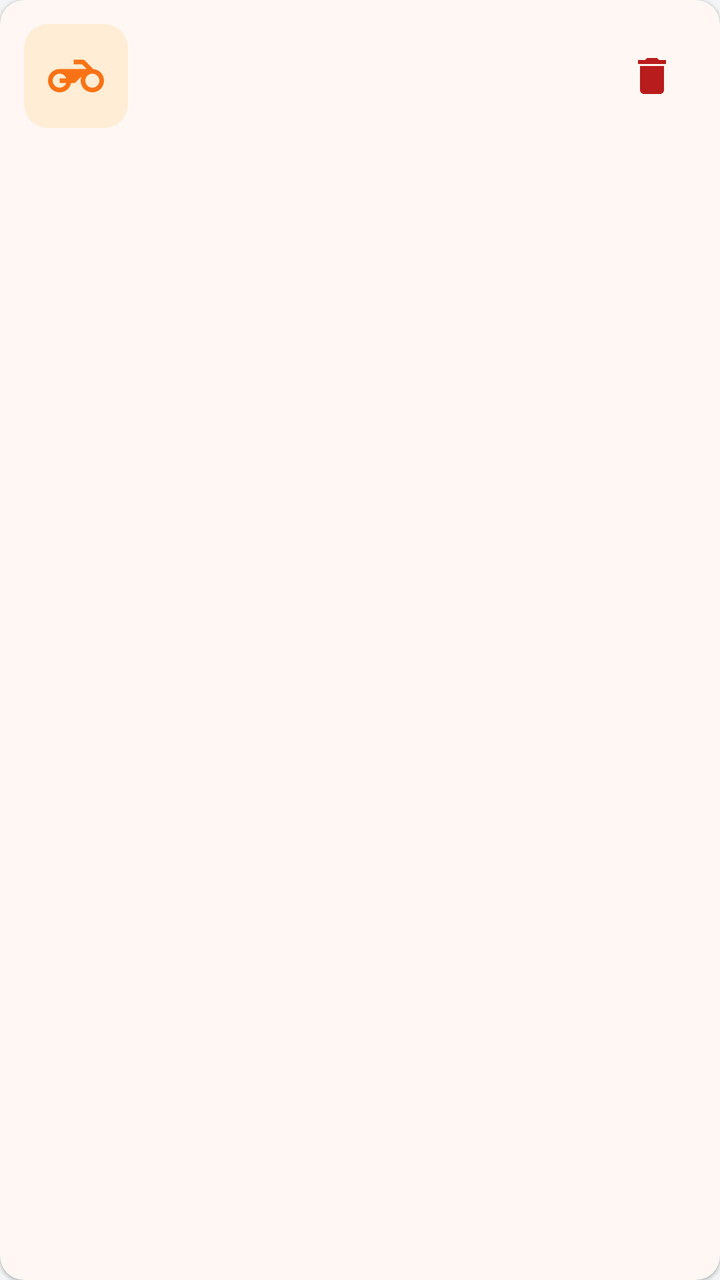
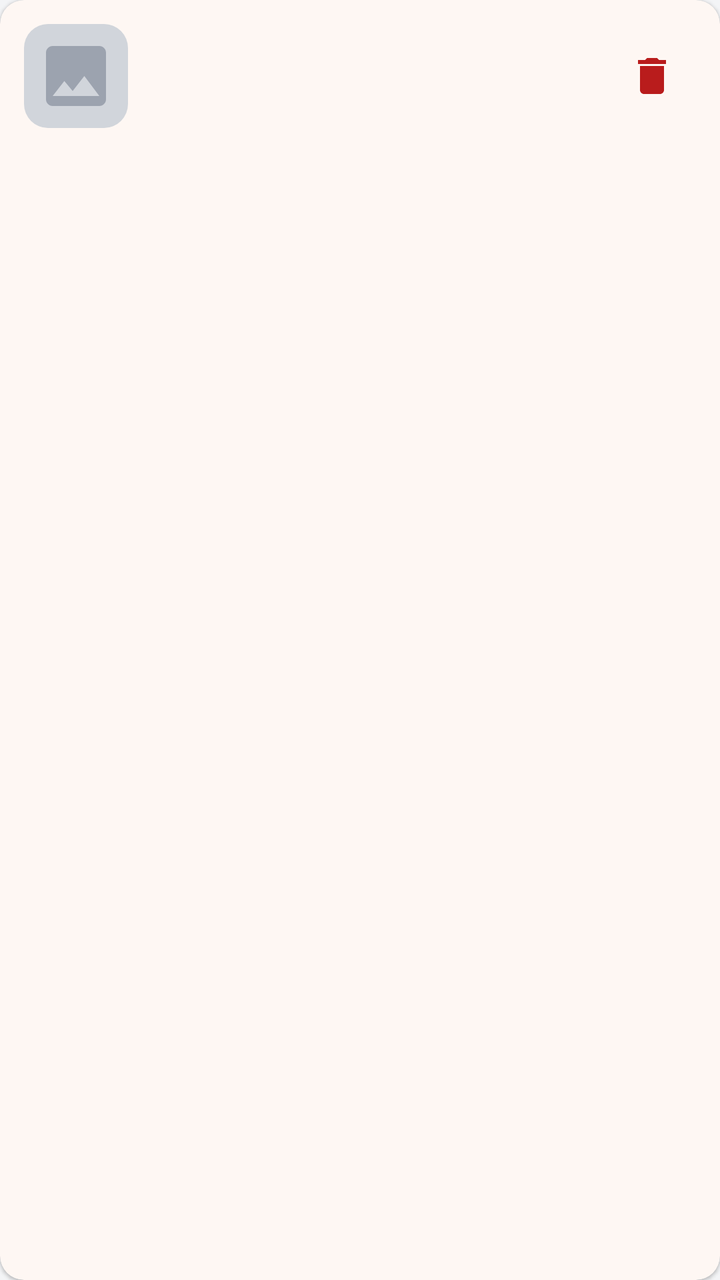

Screens rendered from an Android XML layout before and after an edit, with the pre-edit source and the edit as a unified diff.
<!-- AndroidManifest.xml: application theme Theme.MotoMarket -->
<!-- res/layout/item_carrito.xml -->
<?xml version="1.0" encoding="utf-8"?>
<com.google.android.material.card.MaterialCardView xmlns:android="http://schemas.android.com/apk/res/android"
    xmlns:app="http://schemas.android.com/apk/res-auto"
    android:layout_width="match_parent"
    android:layout_height="wrap_content"
    android:layout_margin="@dimen/espacio_xs">

    <LinearLayout
        android:layout_width="match_parent"
        android:layout_height="wrap_content"
        android:gravity="center_vertical"
        android:orientation="horizontal"
        android:padding="@dimen/espacio_m">

        <ImageView
            android:layout_width="@dimen/miniatura_item"
            android:layout_height="@dimen/miniatura_item"
            android:background="@drawable/bg_icono_suave"
            android:contentDescription="@null"
            android:padding="@dimen/espacio_m"
            android:src="@drawable/ic_moto"
            app:tint="@color/naranja_primario" />

        <LinearLayout
            android:layout_width="0dp"
            android:layout_height="wrap_content"
            android:layout_marginStart="@dimen/espacio_m"
            android:layout_weight="1"
            android:orientation="vertical">

            <TextView
                android:id="@+id/tvNombre"
                style="@style/MotoMarket.Text.Nombre"
                android:layout_width="wrap_content"
                android:layout_height="wrap_content" />

            <TextView
                android:id="@+id/tvCantidadPrecio"
                style="@style/MotoMarket.Text.Secundario"
                android:layout_width="wrap_content"
                android:layout_height="wrap_content"
                android:layout_marginTop="@dimen/espacio_xs" />
        </LinearLayout>

        <ImageButton
            android:id="@+id/btnEliminar"
            android:layout_width="@dimen/avatar"
            android:layout_height="@dimen/avatar"
            android:background="?attr/selectableItemBackgroundBorderless"
            android:contentDescription="@string/cd_eliminar_producto"
            android:src="@drawable/ic_delete"
            app:tint="@color/chip_rojo_texto" />
    </LinearLayout>

</com.google.android.material.card.MaterialCardView>
<!-- resources referenced by this layout -->
<resources>
  <color name="chip_rojo_texto">#B91C1C</color>
  <color name="naranja_primario">#F97316</color>
  <dimen name="avatar">44dp</dimen>
  <dimen name="espacio_m">12dp</dimen>
  <dimen name="espacio_xs">4dp</dimen>
  <dimen name="miniatura_item">52dp</dimen>
  <!-- drawable bg_icono_suave (drawable) -->
  <shape xmlns:android="http://schemas.android.com/apk/res/android"
      android:shape="rectangle">
      <solid android:color="@color/naranja_suave" />
      <corners android:radius="@dimen/radio_esquina" />
  </shape>
  <!-- drawable ic_moto (drawable) -->
  <vector xmlns:android="http://schemas.android.com/apk/res/android"
      android:width="24dp"
      android:height="24dp"
      android:viewportWidth="24"
      android:viewportHeight="24">
      <path
          android:fillColor="@color/texto_principal"
          android:pathData="M19.44,9.03L15.41,5H11v2h3.59l2,2H5c-2.8,0 -5,2.2 -5,5s2.2,5 5,5c2.46,0 4.45,-1.69 4.9,-4h1.65l2.77,-2.77c-0.21,0.54 -0.32,1.14 -0.32,1.77 0,2.8 2.2,5 5,5s5,-2.2 5,-5c0,-2.65 -1.97,-4.77 -4.56,-4.97zM7.82,15C7.4,16.15 6.28,17 5,17c-1.63,0 -3,-1.37 -3,-3s1.37,-3 3,-3c1.28,0 2.4,0.85 2.82,2H5v2h2.82zM19,17c-1.66,0 -3,-1.34 -3,-3s1.34,-3 3,-3 3,1.34 3,3 -1.34,3 -3,3z" />
  </vector>
  <string name="cd_eliminar_producto">Eliminar del carrito</string>
  <style name="MotoMarket.Text.Nombre">
          <item name="android:textStyle">bold</item>
      </style>
  <style name="MotoMarket.Text.Secundario">
          <item name="android:textColor">@color/texto_secundario</item>
          <item name="android:textSize">@dimen/texto_s</item>
      </style>
  <style name="Theme.MotoMarket" parent="Base.Theme.MotoMarket" />
  <color name="naranja_suave">#FFEDD5</color>
  <dimen name="radio_esquina">12dp</dimen>
  <color name="texto_principal">#111111</color>
  <color name="texto_secundario">#6B7280</color>
  <dimen name="texto_s">13sp</dimen>
  <color name="blanco">#FFFFFF</color>
  <color name="naranja_oscuro">#EA580C</color>
  <color name="gris_oscuro">#1F2937</color>
  <color name="fondo">#F3F4F6</color>
  <color name="borde">#E5E7EB</color>
  <style name="MotoMarket.BottomNav" parent="Widget.Material3.BottomNavigationView">
          <item name="backgroundTint">@color/blanco</item>
          <item name="itemIconTint">@color/selector_nav_item</item>
          <item name="itemTextColor">@color/selector_nav_item</item>
          <item name="android:elevation">@dimen/espacio_s</item>
      </style>
  <style name="MotoMarket.Card" parent="Widget.Material3.CardView.Elevated">
          <item name="cardBackgroundColor">@color/blanco</item>
          <item name="cardCornerRadius">@dimen/radio_esquina</item>
          <item name="cardElevation">@dimen/elevacion_tarjeta</item>
      </style>
  <style name="MotoMarket.Radio" parent="Widget.Material3.CompoundButton.RadioButton">
          <item name="android:textColor">@color/texto_principal</item>
          <item name="android:textSize">@dimen/texto_m</item>
      </style>
  <!-- drawable bg_boton_naranja (drawable) -->
  <ripple xmlns:android="http://schemas.android.com/apk/res/android"
      android:color="@color/naranja_oscuro">
      <item>
          <shape android:shape="rectangle">
              <solid android:color="@color/naranja_primario" />
              <corners android:radius="@dimen/radio_esquina" />
          </shape>
      </item>
  </ripple>
  <dimen name="texto_m">15sp</dimen>
  <dimen name="alto_boton">52dp</dimen>
  <style name="MotoMarket.TextAppearance.ToolbarTitle" parent="TextAppearance.Material3.TitleLarge">
          <item name="android:textColor">@color/blanco</item>
          <item name="android:textStyle">bold</item>
          <item name="android:textSize">@dimen/texto_titulo</item>
      </style>
  <dimen name="espacio_s">8dp</dimen>
  <dimen name="elevacion_tarjeta">1dp</dimen>
  <dimen name="texto_titulo">20sp</dimen>
  <!-- unchanged entries left out for length: 4 -->
</resources>

<!-- the commit's change to res/layout/item_carrito.xml (unified diff, before → after) -->
@@ -13,13 +13,12 @@
         android:padding="@dimen/espacio_m">
 
         <ImageView
+            android:id="@+id/ivImagen"
             android:layout_width="@dimen/miniatura_item"
             android:layout_height="@dimen/miniatura_item"
-            android:background="@drawable/bg_icono_suave"
+            android:background="@drawable/bg_placeholder_producto"
             android:contentDescription="@null"
-            android:padding="@dimen/espacio_m"
-            android:src="@drawable/ic_moto"
-            app:tint="@color/naranja_primario" />
+            android:scaleType="centerCrop" />
 
         <LinearLayout
             android:layout_width="0dp"
<!-- resource entries referenced after the edit -->
@@ -6,22 +6,20 @@
   <dimen name="espacio_m">12dp</dimen>
   <dimen name="espacio_xs">4dp</dimen>
   <dimen name="miniatura_item">52dp</dimen>
-  <!-- drawable bg_icono_suave (drawable) -->
-  <shape xmlns:android="http://schemas.android.com/apk/res/android"
-      android:shape="rectangle">
-      <solid android:color="@color/naranja_suave" />
-      <corners android:radius="@dimen/radio_esquina" />
-  </shape>
-  <!-- drawable ic_moto (drawable) -->
-  <vector xmlns:android="http://schemas.android.com/apk/res/android"
-      android:width="24dp"
-      android:height="24dp"
-      android:viewportWidth="24"
-      android:viewportHeight="24">
-      <path
-          android:fillColor="@color/texto_principal"
-          android:pathData="M19.44,9.03L15.41,5H11v2h3.59l2,2H5c-2.8,0 -5,2.2 -5,5s2.2,5 5,5c2.46,0 4.45,-1.69 4.9,-4h1.65l2.77,-2.77c-0.21,0.54 -0.32,1.14 -0.32,1.77 0,2.8 2.2,5 5,5s5,-2.2 5,-5c0,-2.65 -1.97,-4.77 -4.56,-4.97zM7.82,15C7.4,16.15 6.28,17 5,17c-1.63,0 -3,-1.37 -3,-3s1.37,-3 3,-3c1.28,0 2.4,0.85 2.82,2H5v2h2.82zM19,17c-1.66,0 -3,-1.34 -3,-3s1.34,-3 3,-3 3,1.34 3,3 -1.34,3 -3,3z" />
-  </vector>
+  <!-- drawable bg_placeholder_producto (drawable) -->
+  <layer-list xmlns:android="http://schemas.android.com/apk/res/android">
+      <item>
+          <shape android:shape="rectangle">
+              <solid android:color="@color/placeholder" />
+              <corners android:radius="@dimen/radio_esquina" />
+          </shape>
+      </item>
+      <item
+          android:width="@dimen/icono_l"
+          android:height="@dimen/icono_l"
+          android:drawable="@drawable/ic_placeholder_imagen"
+          android:gravity="center" />
+  </layer-list>
   <string name="cd_eliminar_producto">Eliminar del carrito</string>
   <style name="MotoMarket.Text.Nombre">
           <item name="android:textStyle">bold</item>
@@ -31,11 +29,24 @@
           <item name="android:textSize">@dimen/texto_s</item>
       </style>
   <style name="Theme.MotoMarket" parent="Base.Theme.MotoMarket" />
+  <color name="placeholder">#D1D5DB</color>
   <color name="naranja_suave">#FFEDD5</color>
   <dimen name="radio_esquina">12dp</dimen>
+  <dimen name="icono_l">40dp</dimen>
+  <!-- drawable ic_placeholder_imagen (drawable) -->
+  <vector xmlns:android="http://schemas.android.com/apk/res/android"
+      android:width="24dp"
+      android:height="24dp"
+      android:viewportWidth="24"
+      android:viewportHeight="24">
+      <path
+          android:fillColor="@color/placeholder_icono"
+          android:pathData="M21,19V5c0,-1.1 -0.9,-2 -2,-2H5c-1.1,0 -2,0.9 -2,2v14c0,1.1 0.9,2 2,2h14c1.1,0 2,-0.9 2,-2zM8.5,13.5l2.5,3.01L14.5,12l4.5,6H5l3.5,-4.5z" />
+  </vector>
   <color name="texto_principal">#111111</color>
   <color name="texto_secundario">#6B7280</color>
   <dimen name="texto_s">13sp</dimen>
+  <color name="placeholder_icono">#9CA3AF</color>
   <color name="blanco">#FFFFFF</color>
   <color name="naranja_oscuro">#EA580C</color>
   <color name="gris_oscuro">#1F2937</color>
